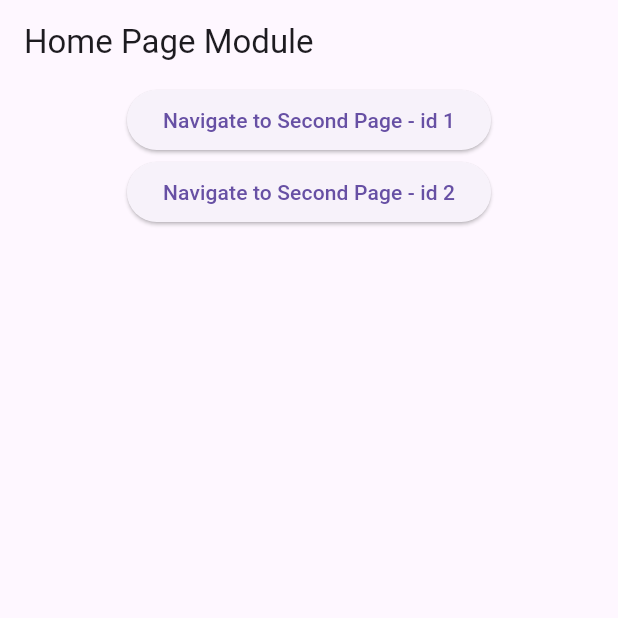
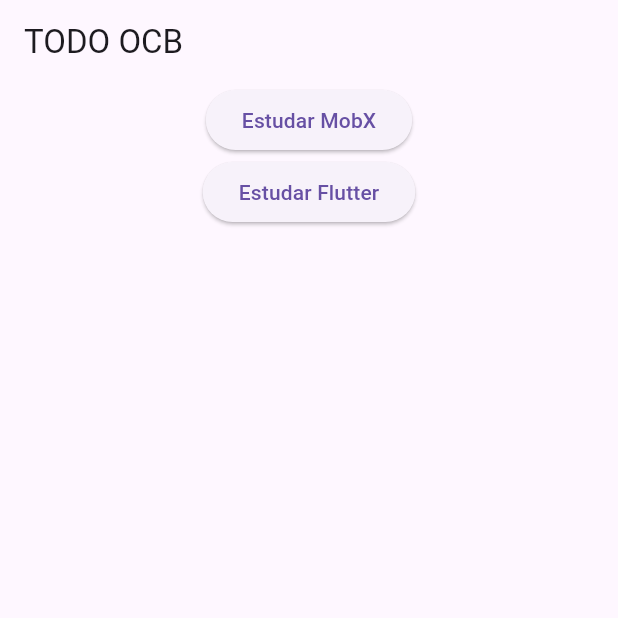
Before and after one commit to tiagolpadua/todoocb, a Flutter app: the screen it shows after launch, on a phone screen of 412 x 824 dp, the top half of it. Run offline on Flutter 3.47's test engine with Material 3 defaults, Android fonts, the phone set to English and light mode, and no system bars; our stand-ins replace flutter_modular, mobx; generated files the repository leaves out were written again.

Commit message:
fim aula4

```diff
--- /dev/null
+++ b/lib/core/models/todo_model.dart
@@ -0,0 +1,6 @@
+class Todo {
+  final int id;
+  final String titulo;
+
+  const Todo({required this.id, required this.titulo});
+}
--- /dev/null
+++ b/lib/core/stores/todo_store.dart
@@ -0,0 +1,30 @@
+import 'package:mobx/mobx.dart';
+import 'package:todoocb/core/models/todo_model.dart';
+
+// Include generated file
+part 'todo_store.g.dart';
+
+// This is the class used by rest of your codebase
+class TodoStore = _TodoStore with _$TodoStore;
+
+// The store-class
+abstract class _TodoStore with Store {
+  var _nextId = 3;
+
+  @observable
+  var todos = <Todo>[
+    Todo(id: 1, titulo: 'Estudar MobX'),
+    Todo(id: 2, titulo: 'Estudar Flutter'),
+  ];
+
+  @action
+  void add(String titulo) {
+    todos.add(Todo(id: _nextId, titulo: titulo));
+    _nextId++;
+  }
+
+  @action
+  void remove(int id) {
+    todos.removeWhere((todo) => todo.id == id);
+  }
+}
--- a/lib/main.dart
+++ b/lib/main.dart
@@ -1,57 +1,10 @@
 import 'package:flutter/material.dart';
 import 'package:flutter_modular/flutter_modular.dart';
-import 'package:todoocb/modules/home/home_module.dart';
+import 'package:todoocb/modules/app_module.dart';
+import 'package:todoocb/modules/app_widget.dart';
 
 void main() {
   return runApp(ModularApp(module: AppModule(), child: AppWidget()));
-}
-
-class AppWidget extends StatelessWidget {
-  Widget build(BuildContext context) {
-    return MaterialApp.router(
-      title: 'My Smart App',
-      theme: ThemeData(primarySwatch: Colors.blue),
-      routerConfig: Modular.routerConfig,
-    );
-  }
-}
-
-class AppModule extends Module {
-  @override
-  void binds(i) {}
-
-  @override
-  void routes(r) {
-    r.module('/', module: HomeModule());
-    r.child('/second/:id',
-        child: (_) => SecondPage(id: int.parse(r.args.params['id'])));
-  }
-}
-
-class SecondPage extends StatelessWidget {
-  const SecondPage({
-    super.key,
-    required this.id,
-  });
-
-  final int id;
-
-  Widget build(BuildContext context) {
-    return Scaffold(
-      appBar: AppBar(title: Text('Second Page')),
-      body: Center(
-        child: Column(
-          children: [
-            Text("Detalhando id: $id"),
-            ElevatedButton(
-              onPressed: () => Modular.to.navigate('/'),
-              child: Text('Back to Home'),
-            ),
-          ],
-        ),
-      ),
-    );
-  }
 }
 
 // class MyApp extends StatelessWidget {
--- /dev/null
+++ b/lib/modules/app_widget.dart
@@ -0,0 +1,13 @@
+import 'package:flutter/material.dart';
+import 'package:flutter_modular/flutter_modular.dart';
+
+class AppWidget extends StatelessWidget {
+  @override
+  Widget build(BuildContext context) {
+    return MaterialApp.router(
+      title: 'TODO OCB',
+      theme: ThemeData(primarySwatch: Colors.blue),
+      routerConfig: Modular.routerConfig,
+    );
+  }
+}
--- a/lib/modules/home/home_module.dart
+++ b/lib/modules/home/home_module.dart
@@ -7,6 +7,7 @@ class HomeModule extends Module {
 
   @override
   void routes(r) {
-    r.child('/', child: (context) => HomePage());
+    r.child('/',
+        child: (context) => HomePage(), transition: TransitionType.fadeIn);
   }
 }
--- a/lib/modules/home/home_page.dart
+++ b/lib/modules/home/home_page.dart
@@ -1,22 +1,23 @@
 import 'package:flutter/material.dart';
 import 'package:flutter_modular/flutter_modular.dart';
+import 'package:todoocb/core/stores/todo_store.dart';
+
+var todoStore = TodoStore();
 
 class HomePage extends StatelessWidget {
+  @override
   Widget build(BuildContext context) {
     return Scaffold(
-      appBar: AppBar(title: Text('Home Page Module')),
+      appBar: AppBar(title: Text('TODO OCB')),
       body: Center(
         child: Column(
-          children: [
-            ElevatedButton(
-              onPressed: () => Modular.to.navigate('/second/1'),
-              child: Text('Navigate to Second Page - id 1'),
-            ),
-            ElevatedButton(
-              onPressed: () => Modular.to.navigate('/second/2'),
-              child: Text('Navigate to Second Page - id 2'),
-            ),
-          ],
+          children: todoStore.todos
+              .map((todo) => ElevatedButton(
+                    onPressed: () =>
+                        Modular.to.pushNamed('/detalhe/${todo.id}'),
+                    child: Text(todo.titulo),
+                  ))
+              .toList(),
         ),
       ),
     );
```
Also changed, not shown: lib/core/pages/splash_page.dart (added, +19 -0 lines), lib/modules/app_module.dart (added, +16 -0 lines), lib/modules/detalhe/detalhe_module.dart (added, +14 -0 lines), lib/modules/detalhe/detalhe_page.dart (added, +29 -0 lines), pubspec.yaml (+8 -2 lines), assets/images/ocb.png (added), lib/core/stores/todo_store.g.dart (added), pubspec.lock.
